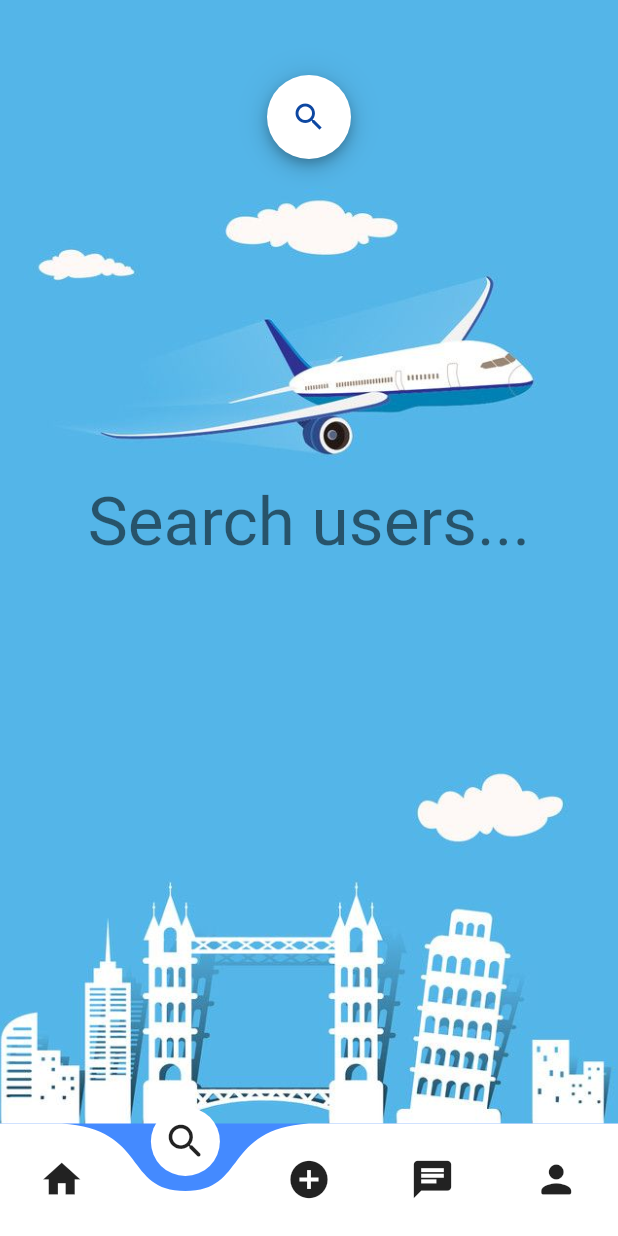
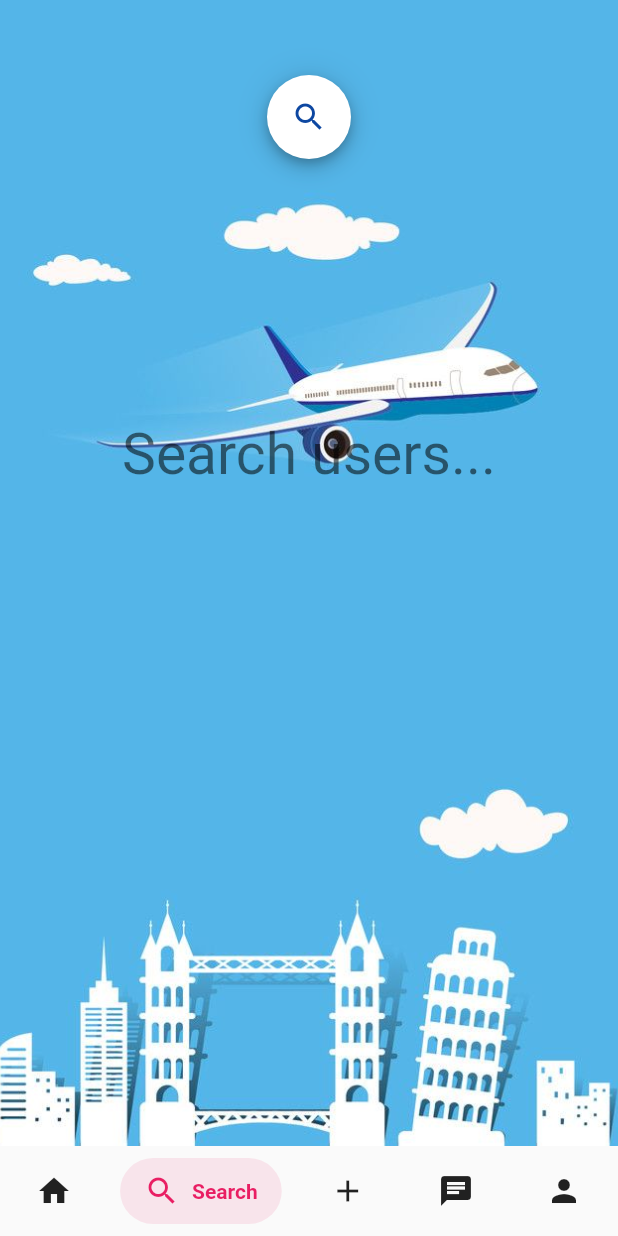
Before and after one commit to MatanB27/Storify, a Flutter app: the screen it shows once a user with an empty profile is signed in, swiped to page 2, on a phone screen of 412 x 824 dp. Run offline on Flutter 3.47's test engine with Material 2 defaults, Android fonts, the phone set to English and light mode, and no system bars; drawn by our look-alikes of curved_navigation_bar, salomon_bottom_bar; our stand-ins replace animated_text_kit, cached_network_image, cloud_firestore, firebase_auth, firebase_core, firebase_storage and 8 more; missing offline and left inert: animated_button, flutter_facebook_login, lipsum; accounts and stored records are empty; network calls fail.

Commit message:
search 80% working

```diff
--- a/lib/auth_service.dart
+++ b/lib/auth_service.dart
@@ -4,6 +4,7 @@ import 'package:flutter_facebook_login/flutter_facebook_login.dart';
 import 'package:google_sign_in/google_sign_in.dart';
 import 'package:storify/pages/home.dart';
 import 'package:storify/user.dart';
+import 'package:storify/widgets/keywords.dart';
 
 class AuthService {
   final _firebaseAuth = FirebaseAuth.instance; //instance of firebase auth
@@ -41,9 +42,11 @@ class AuthService {
           userRef.doc(currentUser.uid).set({
             "id": currentUser.uid,
             "displayName": currentUser.displayName,
+            "displayNameSearch": currentUser.displayName.toLowerCase(),
             "photoUrl": currentUser.photoURL,
             "email": currentUser.email,
             "bio": "",
+            "keywords": setSearchParam(currentUser.displayName),
             "messages": messageMap,
             "timestamp": timestampNow,
           });
@@ -89,7 +92,9 @@ class AuthService {
           userRef.doc(currentUser.uid).set({
             "id": currentUser.uid,
             "displayName": currentUser.displayName,
+            "displayNameSearch": currentUser.displayName.toLowerCase(),
             "photoUrl": currentUser.photoURL,
+            "keywords": setSearchParam(currentUser.displayName),
             "email": currentUser.email,
             "bio": "",
             "timestamp": timestampNow,
--- a/lib/pages/edit_profile.dart
+++ b/lib/pages/edit_profile.dart
@@ -5,6 +5,7 @@ import 'package:flutter/cupertino.dart';
 import 'package:flutter/material.dart';
 import 'package:image_picker/image_picker.dart';
 import 'package:provider/provider.dart';
+import 'package:storify/widgets/keywords.dart';
 import 'file:///C:/Users/Lokos/Desktop/UdemyProjects/Storify/lib/user.dart';
 import 'package:storify/widgets/loading.dart';
 import 'package:firebase_storage/firebase_storage.dart' as firebase_storage;
@@ -111,7 +112,9 @@ class _EditProfileState extends State<EditProfile> {
     await updateNameInChatRef();
     userRef.doc(auth.currentUser.uid).update({
       "displayName": displayNameController.text,
+      "displayNameSearch": displayNameController.text.toLowerCase(),
       "bio": bioController.text,
+      "keywords": setSearchParam(displayNameController.text.toString()),
     });
     final snackBar = SnackBar(
       content: Text('Profile has been update successfully!'),
--- a/lib/pages/home.dart
+++ b/lib/pages/home.dart
@@ -10,6 +10,7 @@ import 'package:storify/pages/search.dart';
 import 'package:storify/pages/upload_story.dart';
 import 'package:storify/user.dart';
 import 'package:curved_navigation_bar/curved_navigation_bar.dart';
+import 'package:salomon_bottom_bar/salomon_bottom_bar.dart';
 
 //global variables:
 //variable for signing in
@@ -72,19 +73,42 @@ class _HomePageState extends State<HomePage> {
         onPageChanged: onPageChange,
         physics: NeverScrollableScrollPhysics(),
       ),
-      bottomNavigationBar: CurvedNavigationBar(
-        index: pageIndex,
+      bottomNavigationBar: SalomonBottomBar(
+        currentIndex: pageIndex,
         onTap: onClick,
-        //when we press on icon, we will move to it page and the icon will
-        //change his color
-        backgroundColor: Colors.blueAccent,
-        //navigator color
         items: [
-          Icon(Icons.home, size: 30),
-          Icon(Icons.search_rounded, size: 30),
-          Icon(Icons.add_circle, size: 30),
-          Icon(Icons.chat, size: 30),
-          Icon(Icons.person_rounded, size: 30),
+          /// Home
+          SalomonBottomBarItem(
+            icon: Icon(Icons.home),
+            title: Text("Home"),
+            selectedColor: Colors.purple,
+          ),
+
+          /// Search
+          SalomonBottomBarItem(
+            icon: Icon(Icons.search),
+            title: Text("Search"),
+            selectedColor: Colors.pink,
+          ),
+
+          /// Add
+          SalomonBottomBarItem(
+            icon: Icon(Icons.add),
+            title: Text("Add"),
+            selectedColor: Colors.orange,
+          ),
+
+          /// Chat
+          SalomonBottomBarItem(
+            icon: Icon(Icons.chat),
+            title: Text("Chat"),
+            selectedColor: Colors.teal,
+          ),
+          SalomonBottomBarItem(
+            icon: Icon(Icons.person),
+            title: Text("Profile"),
+            selectedColor: Colors.teal,
+          ),
         ],
       ),
     );
--- a/lib/pages/search.dart
+++ b/lib/pages/search.dart
@@ -5,8 +5,6 @@ import 'package:storify/pages/home.dart';
 import 'package:storify/user.dart';
 import 'package:storify/widgets/loading.dart';
 import 'package:storify/widgets/user_ticket.dart';
-
-//TODO: make the search better
 
 class Search extends StatefulWidget {
   @override
@@ -22,22 +20,32 @@ class _SearchState extends State<Search>
   Future<QuerySnapshot> searchResults;
   bool _folded = true;
 
-  //handeling the query with the firebase
-  handleSearch(String query) {
-    //query variable
-    Future<QuerySnapshot> users =
-        userRef.where("displayName", isGreaterThanOrEqualTo: query).get();
-    setState(() {
-      searchResults = users;
-    });
+  //TODO: maybe change the query
+  // Handling the query with the firebase
+  // It will show us in real-time the people we are searching
+  handleSearch(String query) async {
+    var y = userRef.where('keywords', arrayContains: query).get();
+    Future<QuerySnapshot> users;
+    y.then(
+      (value) => value.docs.forEach((element) {
+        if (element.exists) {
+          dynamic doc = element.data()['displayNameSearch'];
+          print(doc);
+          users = userRef.where("displayNameSearch", isEqualTo: doc).get();
+          setState(() {
+            searchResults = users;
+          });
+        }
+      }),
+    );
   }
 
-  //clear the results
+  // Clear the results
   clearSearch() {
     searchController.clear();
   }
 
-  //building the search bar at the app bar position
+  // Building the search bar at the app bar position
   Widget searchBar() {
     return Center(
       child: AnimatedContainer(
@@ -56,14 +64,17 @@ class _SearchState extends State<Search>
                   padding: EdgeInsets.only(left: 16),
                   child: !_folded
                       ? TextFormField(
+                          onChanged: (query) {
+                            handleSearch(query.toLowerCase());
+                            print(query);
+                          },
                           decoration: InputDecoration(
-                            hintText: 'search',
+                            hintText: 'Search',
                             hintStyle: TextStyle(
                               color: Colors.blue[300],
                             ),
                             border: InputBorder.none,
                           ),
-                          onFieldSubmitted: handleSearch,
                         )
                       : null),
             ),
@@ -131,18 +142,20 @@ class _SearchState extends State<Search>
   //what will happend before we see the user results
   Container noContent() {
     return Container(
-      child: Center(
+      child: Expanded(
         child: ListView(
           shrinkWrap: true,
           children: [
             SizedBox(
-              height: 200.0,
+              height: 160.0,
             ),
-            Center(
-              child: Text(
-                'Search users...',
-                style: TextStyle(fontSize: 45.0, color: Colors.black54),
+            Text(
+              'Search users...',
+              style: TextStyle(
+                fontSize: 38.0,
+                color: Colors.black54,
               ),
+              textAlign: TextAlign.center,
             ),
           ],
         ),
@@ -150,9 +163,9 @@ class _SearchState extends State<Search>
     );
   }
 
-  //this variable is to keep the state of the screen alive,
-  //even if we move to another screen.
-  //super.build(context) is also part of that.
+  // This variable is to keep the state of the screen alive,
+  // Even if we move to another screen.
+  // Super.build(context) is also part of that.
   bool get wantKeepAlive => true;
   @override
   Widget build(BuildContext context) {
--- a/pubspec.yaml
+++ b/pubspec.yaml
@@ -33,6 +33,7 @@ dependencies:
   animated_text_kit: ^4.2.0
   curved_navigation_bar: ^0.3.7 #latest version
   uuid: ^2.0.0 #maybe delete
+  salomon_bottom_bar: ^3.0.0
 
 
 dev_dependencies:
```
Also changed, not shown: lib/widgets/keywords.dart (added, +11 -0 lines), pubspec.lock.
